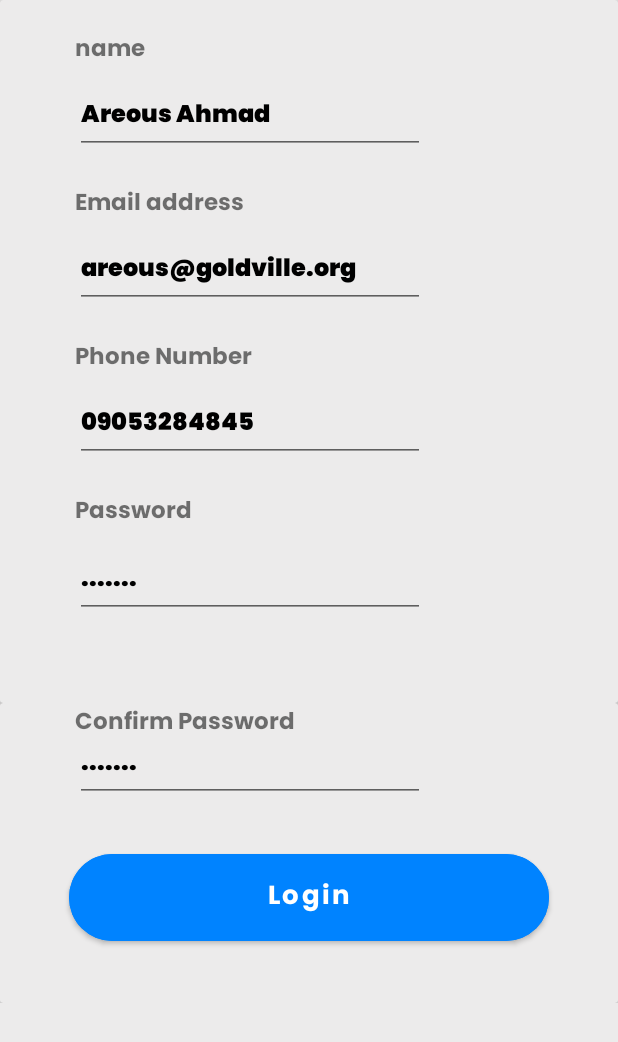
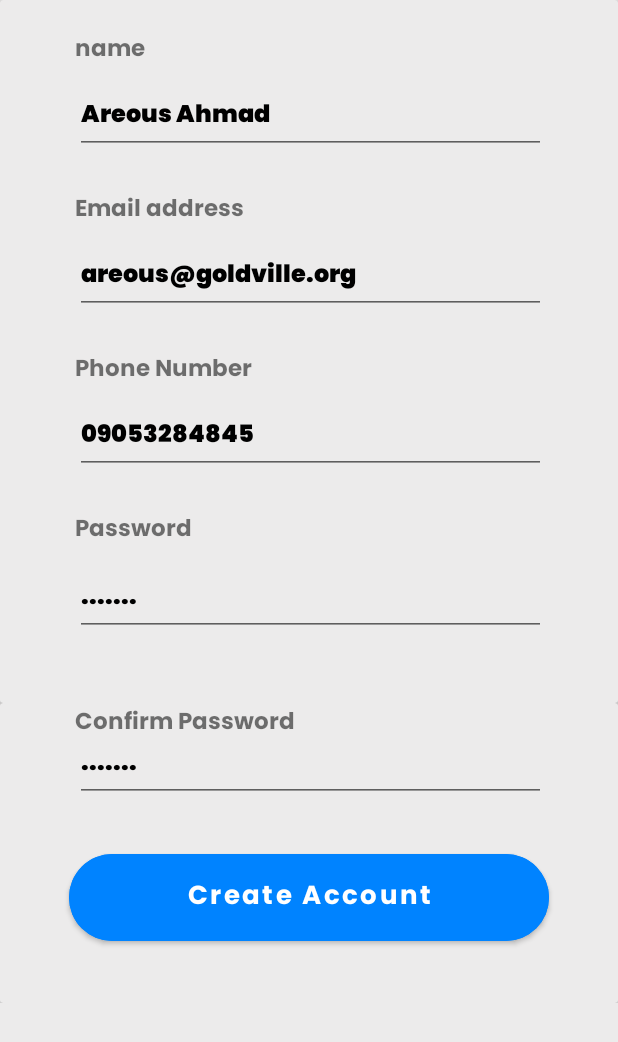
Before and after one commit to DmitrySergienko/Laundry, an Android app: the SignupFragment screen opened through its navigation route, on a phone screen of 412 x 824 dp. Shown: the top 1042 px of the screen. Run offline under Robolectric (Android 15) with nearby library versions, the phone set to English and light mode, and no system bars; our stand-ins replace Dagger/Hilt's generated code; network calls fail.

Commit message:
image view adjustment

```diff
--- a/app/src/main/AndroidManifest.xml
+++ b/app/src/main/AndroidManifest.xml
@@ -16,7 +16,7 @@
         android:roundIcon="@mipmap/ic_launcher_round"
         android:supportsRtl="true"
         android:theme="@style/Theme.NewSplash"
-
+        android:screenOrientation="portrait"
         tools:targetApi="31">
         <activity
             android:name=".presentation.MainActivity"
--- a/app/src/main/res/layout/fragment_signup.xml
+++ b/app/src/main/res/layout/fragment_signup.xml
@@ -41,7 +41,7 @@
 
                     <EditText
                         android:id="@+id/et_name"
-                        android:layout_width="wrap_content"
+                        android:layout_width="314dp"
                         android:layout_height="wrap_content"
                         android:layout_marginStart="50dp"
                         android:layout_marginTop="6dp"
@@ -49,6 +49,7 @@
                         android:fontFamily="@font/poppins_black"
                         android:hint="Areous Ahmad"
                         android:inputType="textEmailAddress"
+                        android:maxLines="1"
                         android:textColorHint="@color/black"
                         android:textSize="16sp"
                         app:layout_constraintStart_toStartOf="parent"
@@ -59,7 +60,7 @@
                         android:layout_width="wrap_content"
                         android:layout_height="wrap_content"
                         android:layout_marginStart="50dp"
-                        android:layout_marginTop="20dp"
+                        android:layout_marginTop="24dp"
                         android:fontFamily="@font/poppins_bold"
                         android:text="Email address"
                         android:textSize="15sp"
@@ -69,7 +70,7 @@
 
                     <EditText
                         android:id="@+id/edt_email"
-                        android:layout_width="wrap_content"
+                        android:layout_width="314dp"
                         android:layout_height="wrap_content"
                         android:layout_marginStart="50dp"
                         android:layout_marginTop="6dp"
@@ -87,7 +88,7 @@
                         android:layout_width="wrap_content"
                         android:layout_height="wrap_content"
                         android:layout_marginStart="50dp"
-                        android:layout_marginTop="20dp"
+                        android:layout_marginTop="24dp"
                         android:fontFamily="@font/poppins_bold"
                         android:text="Phone Number"
                         android:textSize="15sp"
@@ -97,7 +98,7 @@
 
                     <EditText
                         android:id="@+id/et_phone"
-                        android:layout_width="wrap_content"
+                        android:layout_width="314dp"
                         android:layout_height="wrap_content"
                         android:layout_marginStart="50dp"
                         android:layout_marginTop="6dp"
@@ -115,7 +116,7 @@
                         android:layout_width="wrap_content"
                         android:layout_height="wrap_content"
                         android:layout_marginStart="50dp"
-                        android:layout_marginTop="20dp"
+                        android:layout_marginTop="24dp"
                         android:fontFamily="@font/poppins_bold"
                         android:text="Password"
                         android:textSize="15sp"
@@ -125,7 +126,7 @@
 
                     <EditText
                         android:id="@+id/et_password"
-                        android:layout_width="wrap_content"
+                        android:layout_width="314dp"
                         android:layout_height="wrap_content"
                         android:layout_marginStart="50dp"
                         android:layout_marginTop="7dp"
@@ -164,7 +165,7 @@
 
                 <EditText
                     android:id="@+id/et_confirm_password"
-                    android:layout_width="wrap_content"
+                    android:layout_width="314dp"
                     android:layout_height="wrap_content"
                     android:layout_marginStart="50dp"
                     android:layout_marginTop="16dp"
@@ -185,7 +186,7 @@
                     android:backgroundTint="@color/blue_new"
                     android:fontFamily="@font/poppins_bold"
                     android:layout_gravity="center"
-                    android:text="Login"
+                    android:text="Create Account"
                     android:textAllCaps="false"
                     android:textColor="@color/white"
                     android:textSize="17sp"
--- a/app/src/main/res/navigation/navigation_graph.xml
+++ b/app/src/main/res/navigation/navigation_graph.xml
@@ -3,7 +3,7 @@
     xmlns:app="http://schemas.android.com/apk/res-auto"
     xmlns:tools="http://schemas.android.com/tools"
     android:id="@+id/navigation_graph"
-    app:startDestination="@id/homeClientFragment">
+    app:startDestination="@id/mainFragment">
 
     <fragment
         android:id="@+id/loginFragment"
```
Also changed, not shown: app/src/main/res/layout/fragment_login.xml (+16 -13 lines).
